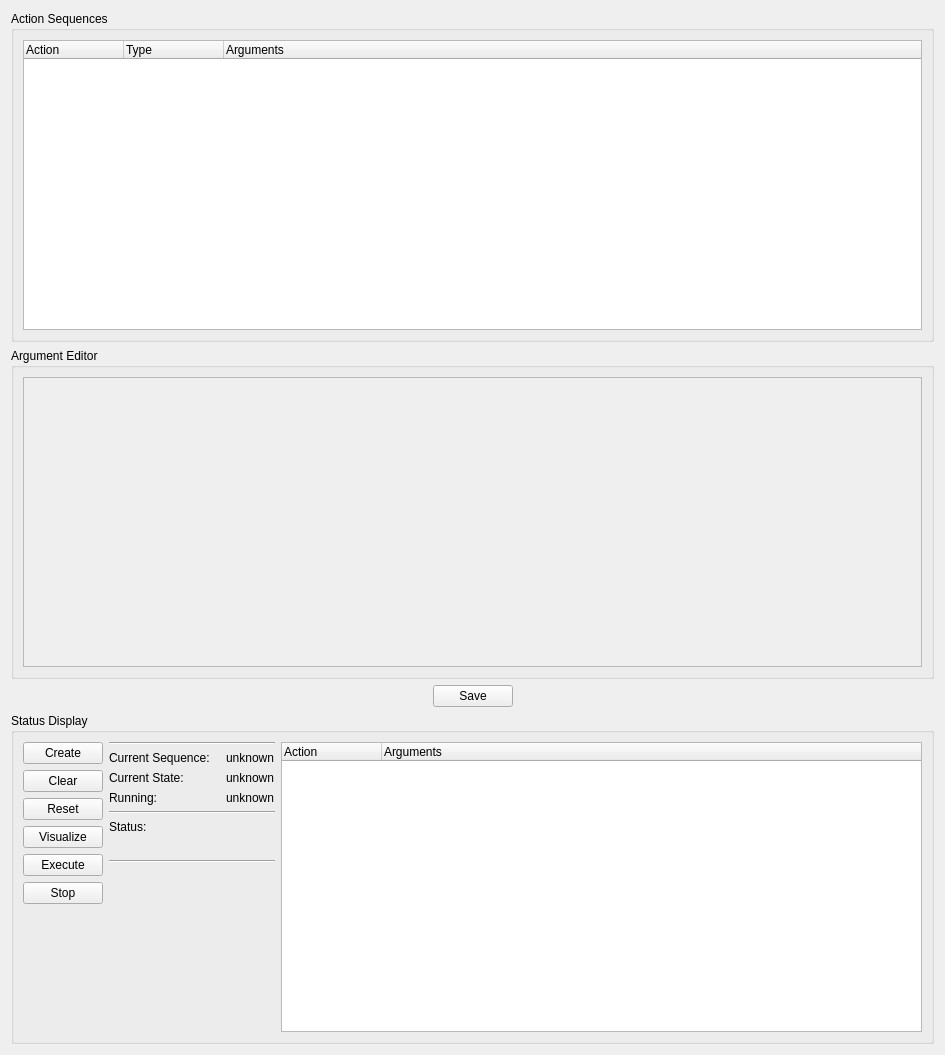
This is software/ddapp/src/app/ddActionManager.ui in openhumanoids/oh-distro as Qt 5 draws it before an edit. The edited form follows.
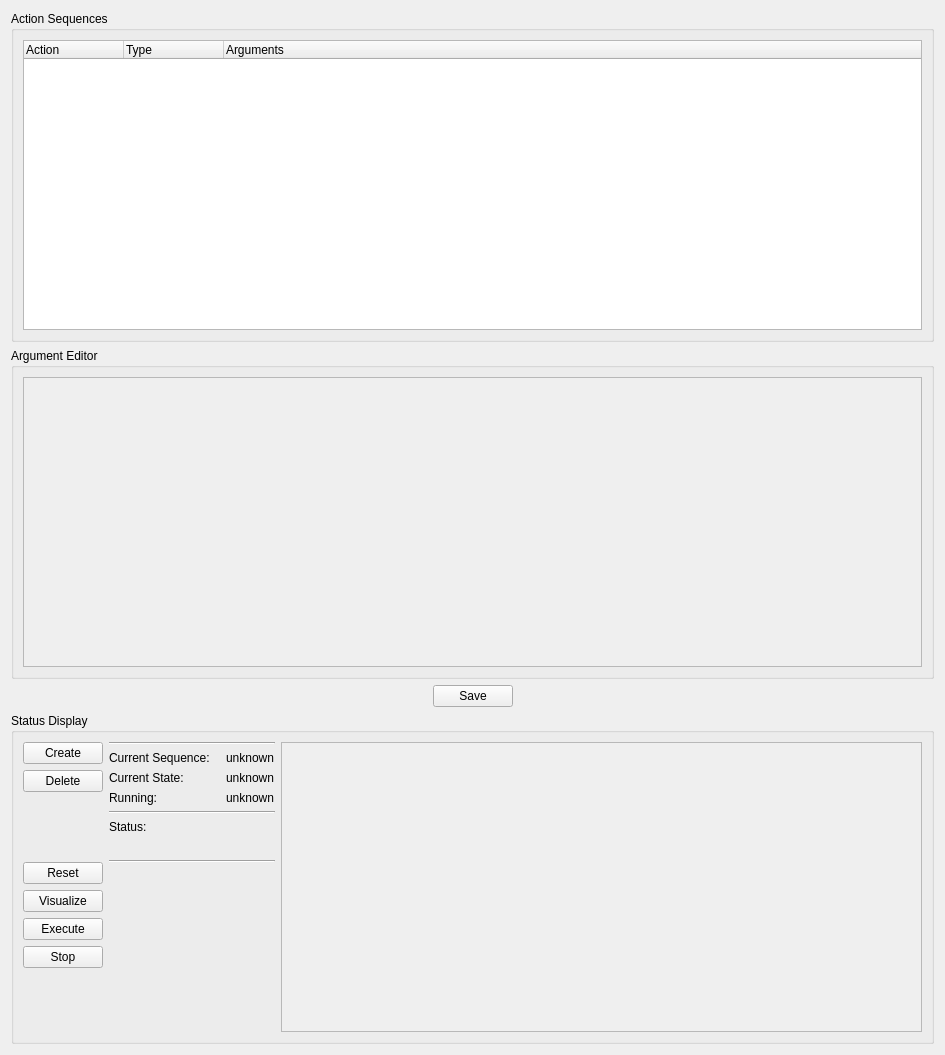
This is the edited form.

Commit message: Lots of action manager cleanup and associated gui changes.  Save, edit, reset, clear and animate are all now working well.  Committing to go test on robot.

```diff
--- a/software/ddapp/src/app/ddActionManager.ui
+++ b/software/ddapp/src/app/ddActionManager.ui
@@ -130,6 +130,30 @@
       <string>Status Display</string>
      </property>
      <layout class="QGridLayout" name="gridLayout_3">
+      <item row="0" column="4">
+       <widget class="QScrollArea" name="scrollArea_2">
+        <property name="sizePolicy">
+         <sizepolicy hsizetype="Expanding" vsizetype="Expanding">
+          <horstretch>0</horstretch>
+          <verstretch>0</verstretch>
+         </sizepolicy>
+        </property>
+        <property name="widgetResizable">
+         <bool>true</bool>
+        </property>
+        <widget class="QWidget" name="actionGrid">
+         <property name="geometry">
+          <rect>
+           <x>0</x>
+           <y>0</y>
+           <width>593</width>
+           <height>292</height>
+          </rect>
+         </property>
+         <layout class="QGridLayout" name="gridLayout_4"/>
+        </widget>
+       </widget>
+      </item>
       <item row="0" column="0">
        <layout class="QVBoxLayout" name="verticalLayout_2">
         <item>
@@ -142,10 +166,23 @@
         <item>
          <widget class="QPushButton" name="clearButton">
           <property name="text">
-           <string>Clear</string>
+           <string>Delete</string>
           </property>
          </widget>
         </item>
+        <item>
+         <spacer name="verticalSpacer_3">
+          <property name="orientation">
+           <enum>Qt::Vertical</enum>
+          </property>
+          <property name="sizeHint" stdset="0">
+           <size>
+            <width>20</width>
+            <height>40</height>
+           </size>
+          </property>
+         </spacer>
+        </item>
         <item>
          <widget class="QPushButton" name="resetButton">
           <property name="text">
@@ -287,20 +324,6 @@
         </item>
        </layout>
       </item>
-      <item row="0" column="4">
-       <widget class="QTreeWidget" name="treeWidget_2">
-        <column>
-         <property name="text">
-          <string>Action</string>
-         </property>
-        </column>
-        <column>
-         <property name="text">
-          <string>Arguments</string>
-         </property>
-        </column>
-       </widget>
-      </item>
      </layout>
     </widget>
    </item>
```
Left out of the diff: 34 changed lines with no effect on the pictures. The commit also changes 3 other files.
